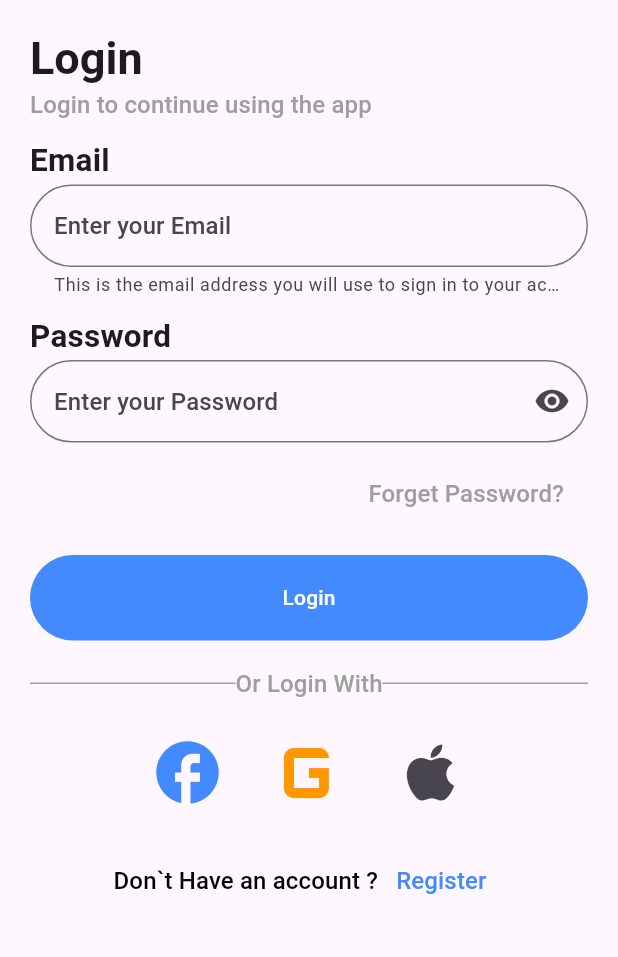
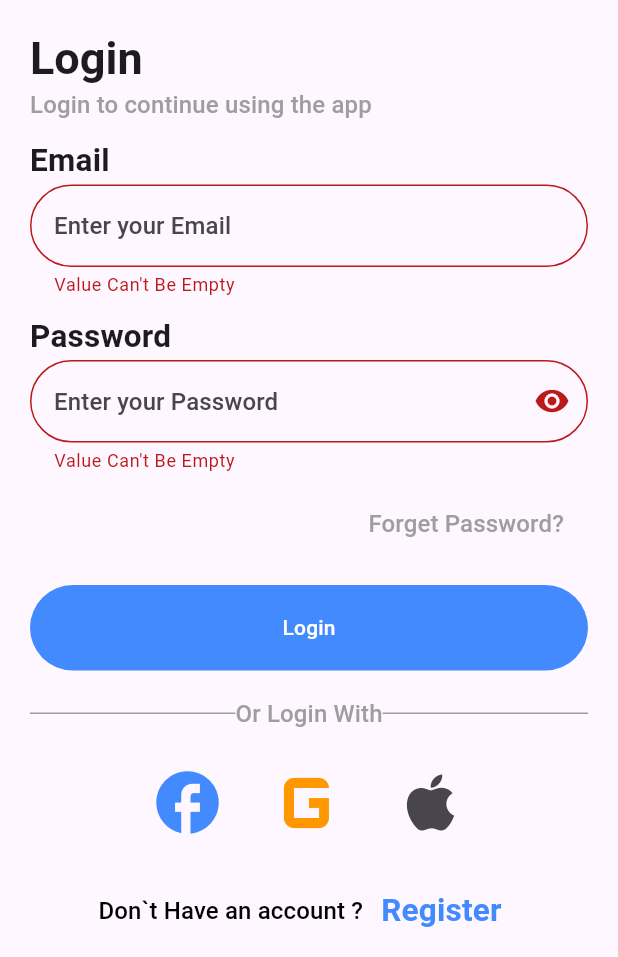
Before and after one commit to renadkfakhoury/LocalShop, a Flutter app: the LoginScreen screen opened directly, after a tap on "Login", on a phone screen of 412 x 824 dp, the part 279-1236 px from its top. Run offline on Flutter 3.47's test engine with Material 2 defaults, Android fonts, the phone set to English and light mode, and no system bars.

Commit message:
10commit

```diff
--- a/lib/screens/login_screen.dart
+++ b/lib/screens/login_screen.dart
@@ -14,8 +14,10 @@ class _LoginScreenState extends State<LoginScreen> {
   bool _passwordShow = true;
   String _helperTextEmail =
       'This is the email address you will use to sign in to your account.';
-
-  //String _helperTextPassword = '';
+  final _controllerEmail = TextEditingController();
+  final _controllerPassword = TextEditingController();
+  bool _validateEmail = false;
+  bool _validatePassword = false;
 
   @override
   Widget build(BuildContext context) {
@@ -72,10 +74,12 @@ class _LoginScreenState extends State<LoginScreen> {
                   TextFormField(
                     style: Theme.of(context).textTheme.titleSmall,
                     keyboardType: TextInputType.emailAddress,
+                    controller: _controllerEmail,
                     decoration: InputDecoration(
                       fillColor: Colors.grey,
                       hintText: 'Enter your Email',
                       helperText: _helperTextEmail,
+                      errorText: _validateEmail ? "Value Can't Be Empty" : null,
                       border: OutlineInputBorder(
                         borderRadius: BorderRadius.circular(30),
                       ),
@@ -110,7 +114,10 @@ class _LoginScreenState extends State<LoginScreen> {
                     style: Theme.of(context).textTheme.titleSmall,
                     keyboardType: TextInputType.visiblePassword,
                     obscureText: _passwordShow,
+                    controller: _controllerPassword,
                     decoration: InputDecoration(
+                      errorText:
+                          _validatePassword ? "Value Can't Be Empty" : null,
                       suffixIcon: IconButton(
                         icon: _passwordShow == true
                             ? const Icon(Icons.visibility)
@@ -154,10 +161,10 @@ class _LoginScreenState extends State<LoginScreen> {
                     padding: const EdgeInsets.fromLTRB(0, 7, 0, 7),
                     child: FilledButton(
                       onPressed: () {
-                        Navigator.pushReplacement(
-                            context,
-                            MaterialPageRoute(
-                                builder: (context) => const LoginScreen()));
+                        setState(() {
+                          _validatePassword = _controllerPassword.text.isEmpty;
+                          _validateEmail = _controllerEmail.text.isEmpty;
+                        });
                       },
                       style: Theme.of(context).filledButtonTheme.style,
                       child: const Text('Login'),
@@ -230,7 +237,7 @@ class _LoginScreenState extends State<LoginScreen> {
                         child: Text(
                           'Register',
                           style:
-                              Theme.of(context).textTheme.titleSmall!.copyWith(
+                              Theme.of(context).textTheme.titleMedium!.copyWith(
                                     color: Colors.blueAccent,
                                   ),
                         ),
```
